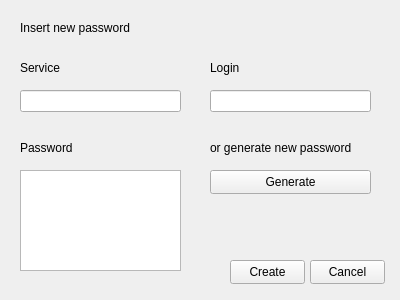
Old version of the form newinstancedialog.ui in the repository pkuszn/PasswordManagerQT.
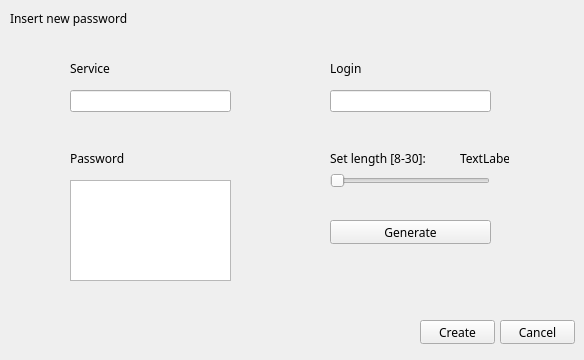
New version of the form.

Diff of the .ui file:
```diff
--- a/newinstancedialog.ui
+++ b/newinstancedialog.ui
@@ -6,12 +6,14 @@
    <rect>
     <x>0</x>
     <y>0</y>
-    <width>400</width>
-    <height>300</height>
+    <width>584</width>
+    <height>360</height>
    </rect>
   </property>
   <property name="font">
-   <font/>
+   <font>
+    <family>Fira Code Medium</family>
+   </font>
   </property>
   <property name="windowTitle">
    <string>Form</string>
@@ -19,7 +21,7 @@
   <widget class="QLineEdit" name="lineEdit">
    <property name="geometry">
     <rect>
-     <x>20</x>
+     <x>70</x>
      <y>90</y>
      <width>161</width>
      <height>22</height>
@@ -29,7 +31,7 @@
   <widget class="QLineEdit" name="lineEdit_2">
    <property name="geometry">
     <rect>
-     <x>210</x>
+     <x>330</x>
      <y>90</y>
      <width>161</width>
      <height>22</height>
@@ -39,8 +41,8 @@
   <widget class="QPushButton" name="pushButton">
    <property name="geometry">
     <rect>
-     <x>230</x>
-     <y>260</y>
+     <x>420</x>
+     <y>320</y>
      <width>75</width>
      <height>24</height>
     </rect>
@@ -52,8 +54,8 @@
   <widget class="QPushButton" name="pushButton_2">
    <property name="geometry">
     <rect>
-     <x>310</x>
-     <y>260</y>
+     <x>500</x>
+     <y>320</y>
      <width>75</width>
      <height>24</height>
     </rect>
@@ -65,8 +67,8 @@
   <widget class="QPushButton" name="pushButton_3">
    <property name="geometry">
     <rect>
-     <x>210</x>
-     <y>170</y>
+     <x>330</x>
+     <y>220</y>
      <width>161</width>
      <height>24</height>
     </rect>
@@ -78,8 +80,8 @@
   <widget class="QLabel" name="label">
    <property name="geometry">
     <rect>
-     <x>20</x>
-     <y>140</y>
+     <x>70</x>
+     <y>150</y>
      <width>81</width>
      <height>16</height>
     </rect>
@@ -88,23 +90,10 @@
     <string>Password</string>
    </property>
   </widget>
-  <widget class="QLabel" name="label_2">
-   <property name="geometry">
-    <rect>
-     <x>210</x>
-     <y>140</y>
-     <width>171</width>
-     <height>16</height>
-    </rect>
-   </property>
-   <property name="text">
-    <string>or generate new password</string>
-   </property>
-  </widget>
   <widget class="QLabel" name="label_3">
    <property name="geometry">
     <rect>
-     <x>20</x>
+     <x>70</x>
      <y>60</y>
      <width>81</width>
      <height>16</height>
@@ -117,7 +106,7 @@
   <widget class="QLabel" name="label_4">
    <property name="geometry">
     <rect>
-     <x>210</x>
+     <x>330</x>
      <y>60</y>
      <width>81</width>
      <height>16</height>
@@ -130,8 +119,8 @@
   <widget class="QLabel" name="label_5">
    <property name="geometry">
     <rect>
-     <x>20</x>
-     <y>20</y>
+     <x>10</x>
+     <y>10</y>
      <width>191</width>
      <height>16</height>
     </rect>
@@ -143,13 +132,58 @@
   <widget class="QTextEdit" name="textEdit">
    <property name="geometry">
     <rect>
-     <x>20</x>
-     <y>170</y>
+     <x>70</x>
+     <y>180</y>
      <width>161</width>
      <height>101</height>
     </rect>
    </property>
   </widget>
+  <widget class="QSlider" name="horizontalSlider">
+   <property name="geometry">
+    <rect>
+     <x>330</x>
+     <y>170</y>
+     <width>160</width>
+     <height>22</height>
+    </rect>
+   </property>
+   <property name="minimum">
+    <number>8</number>
+   </property>
+   <property name="maximum">
+    <number>30</number>
+   </property>
+   <property name="orientation">
+    <enum>Qt::Horizontal</enum>
+   </property>
+  </widget>
+  <widget class="QLabel" name="label_2">
+   <property name="geometry">
+    <rect>
+     <x>330</x>
+     <y>150</y>
+     <width>131</width>
+     <height>16</height>
+    </rect>
+   </property>
+   <property name="text">
+    <string>Set length [8-30]:</string>
+   </property>
+  </widget>
+  <widget class="QLabel" name="label_6">
+   <property name="geometry">
+    <rect>
+     <x>460</x>
+     <y>150</y>
+     <width>49</width>
+     <height>16</height>
+    </rect>
+   </property>
+   <property name="text">
+    <string>TextLabel</string>
+   </property>
+  </widget>
  </widget>
  <resources/>
  <connections/>
```
